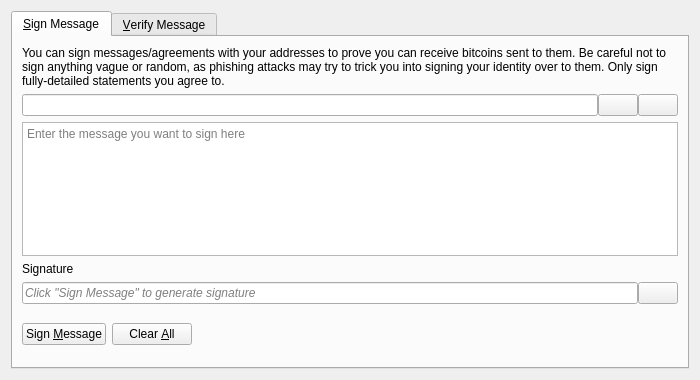
The window that src/qt/forms/signverifymessagedialog.ui (tngc-one/tngcoin) describes before a commit, drawn with Qt 5.
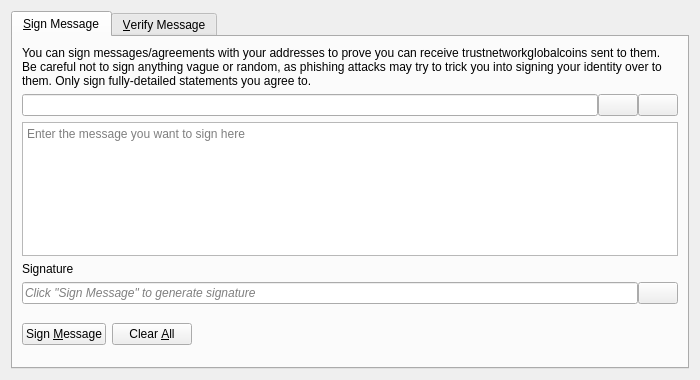
The same window after the commit. Icons and pictures are not drawn. Custom widgets are drawn as their Qt base class.

Diff of the .ui file:
```diff
--- a/src/qt/forms/signverifymessagedialog.ui
+++ b/src/qt/forms/signverifymessagedialog.ui
@@ -30,7 +30,7 @@
        <item>
         <widget class="QLabel" name="infoLabel_SM">
          <property name="text">
-          <string>You can sign messages/agreements with your addresses to prove you can receive bitcoins sent to them. Be careful not to sign anything vague or random, as phishing attacks may try to trick you into signing your identity over to them. Only sign fully-detailed statements you agree to.</string>
+          <string>You can sign messages/agreements with your addresses to prove you can receive trustnetworkglobalcoins sent to them. Be careful not to sign anything vague or random, as phishing attacks may try to trick you into signing your identity over to them. Only sign fully-detailed statements you agree to.</string>
          </property>
          <property name="textFormat">
           <enum>Qt::PlainText</enum>
```
Left out of the diff: 26 changed lines with no effect on the pictures.
